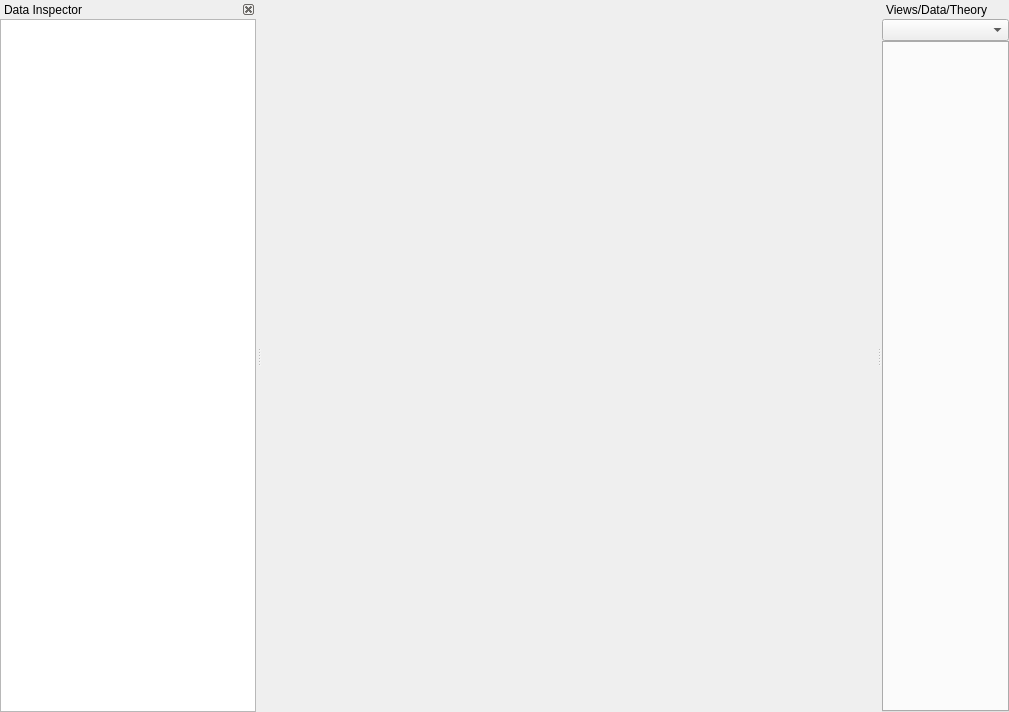
jorge-ramirez-upm/RepTate, file RepTate/gui/QApplicationWindow.ui: the form before one commit.
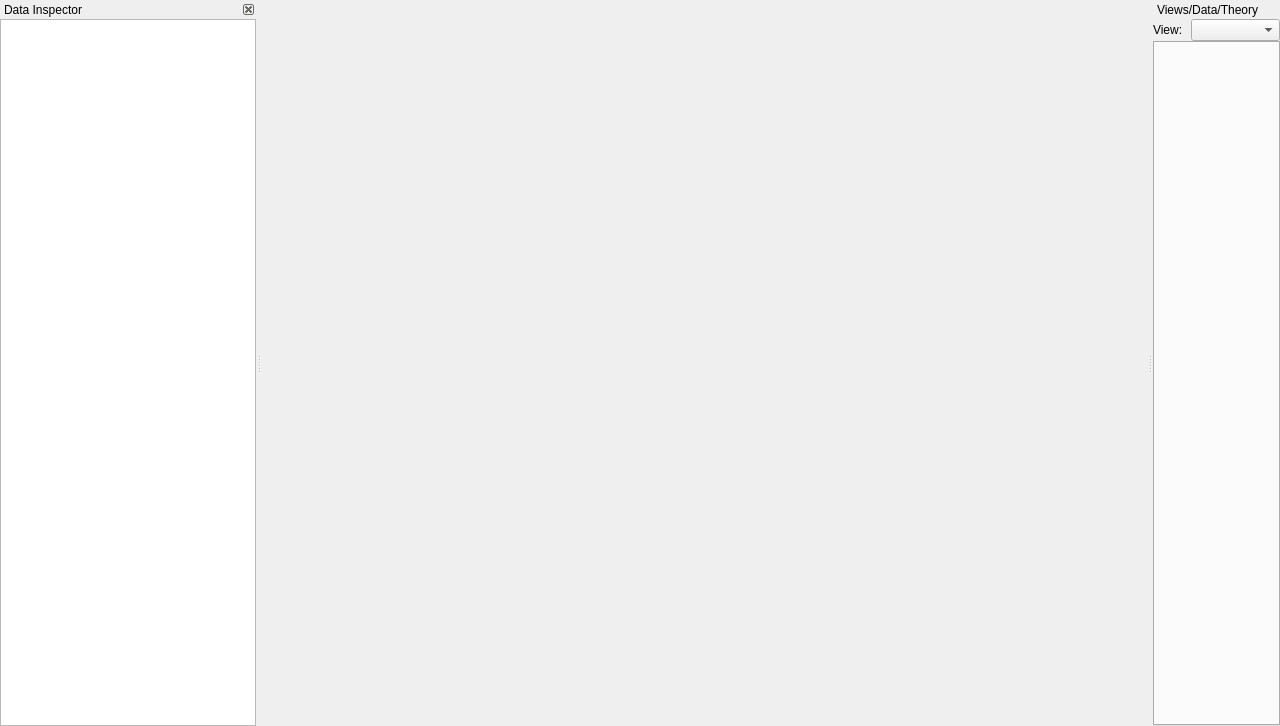
The form after the commit. Icons and pictures are not drawn.

Commit message: new icons and 'View:' label next to comboBox

Patch:
```diff
--- a/RepTate/gui/QApplicationWindow.ui
+++ b/RepTate/gui/QApplicationWindow.ui
@@ -6,8 +6,8 @@
    <rect>
     <x>0</x>
     <y>0</y>
-    <width>1009</width>
-    <height>712</height>
+    <width>1280</width>
+    <height>726</height>
    </rect>
   </property>
   <property name="windowTitle">
@@ -113,7 +113,37 @@
       <number>0</number>
      </property>
      <item>
-      <widget class="QComboBox" name="viewComboBox"/>
+      <layout class="QHBoxLayout" name="horizontalLayout_4">
+       <property name="spacing">
+        <number>0</number>
+       </property>
+       <item>
+        <widget class="QLabel" name="label">
+         <property name="minimumSize">
+          <size>
+           <width>38</width>
+           <height>0</height>
+          </size>
+         </property>
+         <property name="maximumSize">
+          <size>
+           <width>38</width>
+           <height>16777215</height>
+          </size>
+         </property>
+         <property name="text">
+          <string>View:</string>
+         </property>
+        </widget>
+       </item>
+       <item>
+        <widget class="QComboBox" name="viewComboBox">
+         <property name="currentText">
+          <string/>
+         </property>
+        </widget>
+       </item>
+      </layout>
      </item>
      <item>
       <widget class="QTabWidget" name="DataSettabWidget">
```
Left out of the diff: 18 changed lines with no effect on the pictures. The commit also changes 31 other files.
